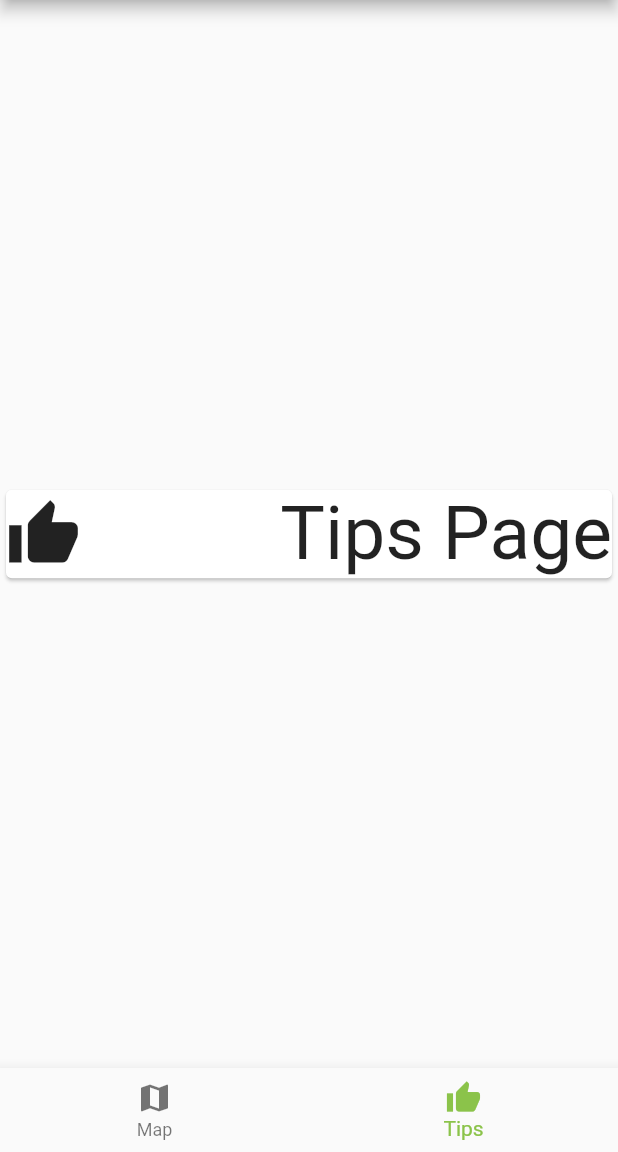
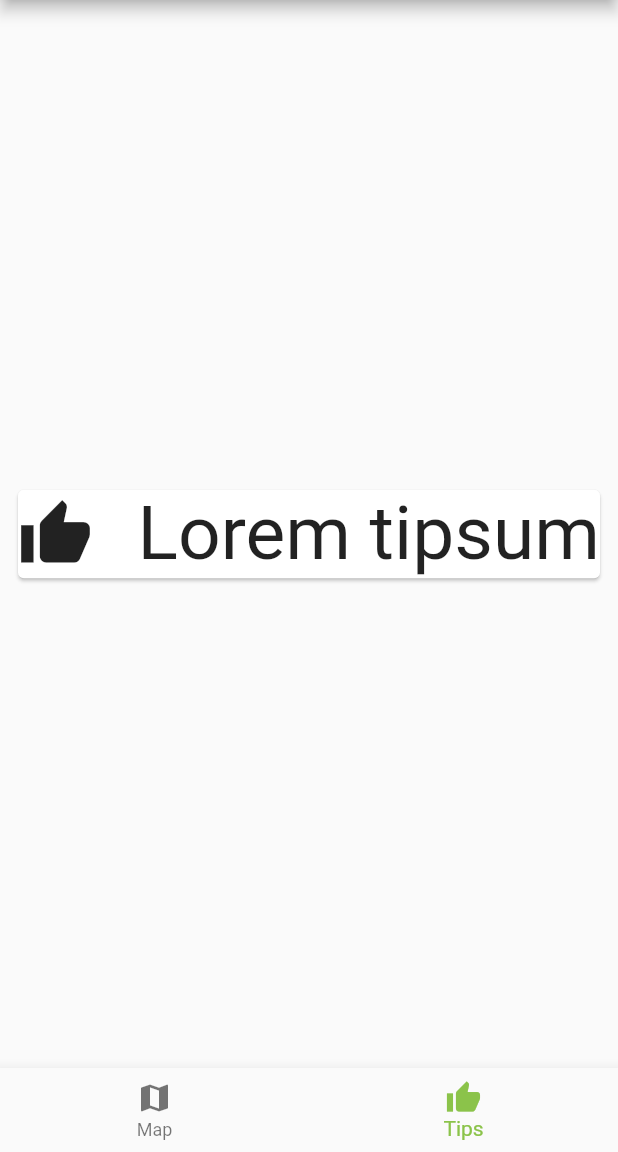
Before and after one commit to GeorgeHoneywood/thegoodmap, a Flutter app: the screen it shows after launch, item 2 of the bottom bar chosen, on a phone screen of 412 x 824 dp, the part 84-1236 px from its top. Run offline on Flutter 3.47's test engine with Material 2 defaults, Android fonts, the light colour scheme and no system bars; our stand-ins replace flutter_map, latlong; missing offline and left inert: flutter_map_marker_cluster.

Commit message:
Added some padding

```diff
--- a/lib/tippage.dart
+++ b/lib/tippage.dart
@@ -5,7 +5,9 @@ class TipPage extends StatelessWidget {
 
   @override
   Widget build(BuildContext context) {
-    return Column(
+    return Padding(
+        padding: EdgeInsets.all(8.0),
+        child: Column(
           mainAxisAlignment: MainAxisAlignment.center,
           children: <Widget>[
             Card(
@@ -17,13 +19,13 @@ class TipPage extends StatelessWidget {
                     size: 50.0,
                   ),
                   Text(
-                'Tips Page',
+                    'Lorem tipsum',
                     style: TextStyle(fontSize: 50.0),
                   ),
                 ],
               ),
             )
           ],
-    );
+        ));
   }
 }
```
Lines whose indentation alone changed are shown as unchanged.
